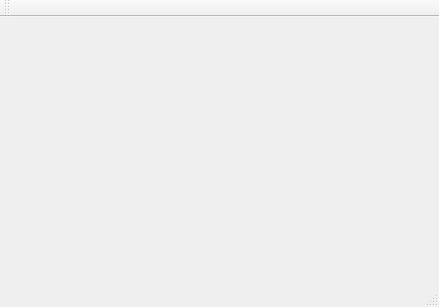
Above: CocosBuilderLinker/mainwindow.ui from luxiaodong/Qt before the change. Below: the same form after it.
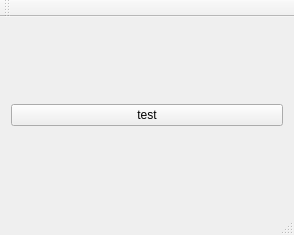
That is the form after the change.

Commit message: add two class type.

Diff of the .ui file:
```diff
--- a/CocosBuilderLinker/mainwindow.ui
+++ b/CocosBuilderLinker/mainwindow.ui
@@ -6,8 +6,8 @@
    <rect>
     <x>0</x>
     <y>0</y>
-    <width>439</width>
-    <height>307</height>
+    <width>294</width>
+    <height>235</height>
    </rect>
   </property>
   <property name="windowTitle">
@@ -19,7 +19,17 @@
   <property name="dockNestingEnabled">
    <bool>true</bool>
   </property>
-  <widget class="QWidget" name="centralWidget"/>
+  <widget class="QWidget" name="centralWidget">
+   <layout class="QGridLayout" name="gridLayout">
+    <item row="0" column="0">
+     <widget class="QPushButton" name="test">
+      <property name="text">
+       <string>test</string>
+      </property>
+     </widget>
+    </item>
+   </layout>
+  </widget>
   <widget class="QStatusBar" name="statusBar"/>
   <widget class="QToolBar" name="mainToolBar">
    <attribute name="toolBarArea">
```
Left out of the diff: 4 changed lines with no effect on the pictures. The commit also changes 5 other files.
